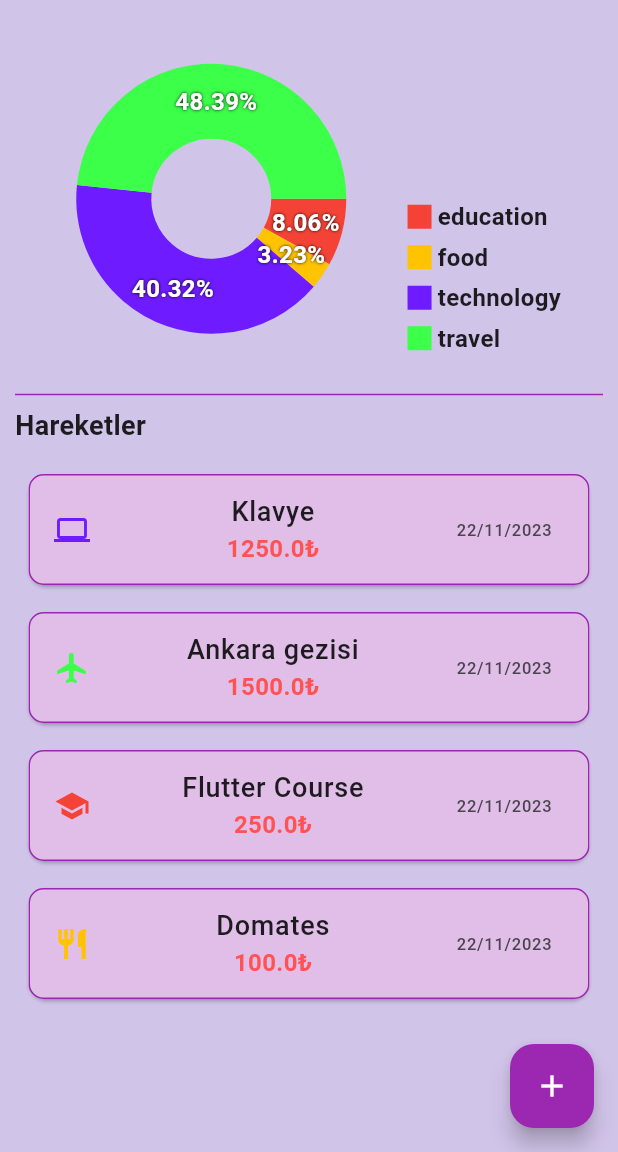
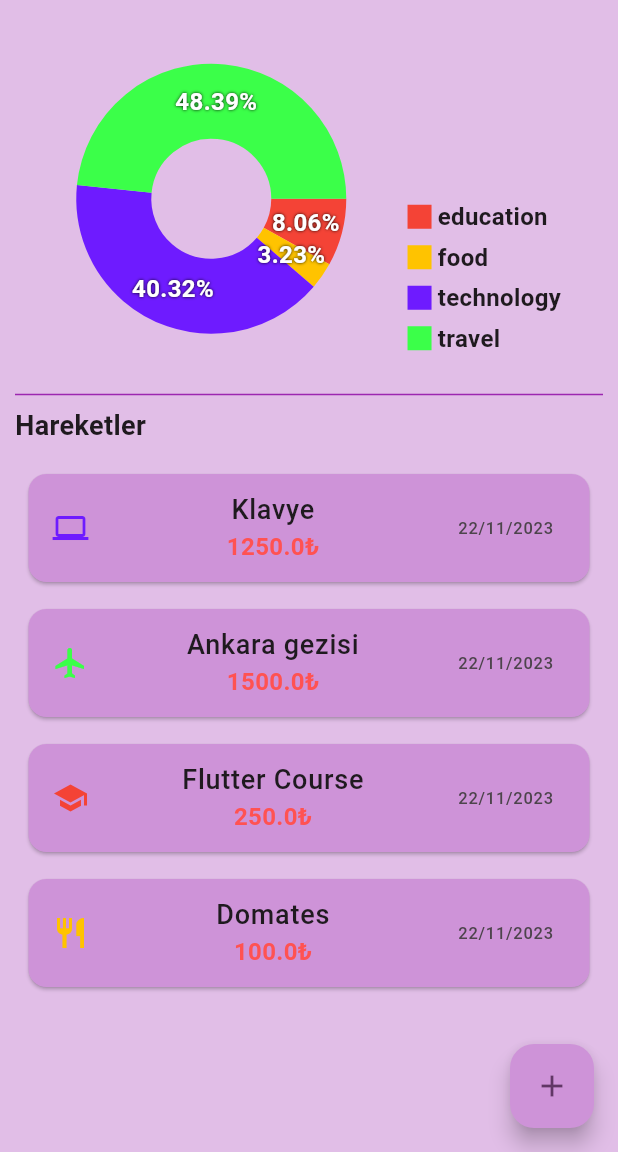
Before and after one commit to boratzn/Tobeto, a Flutter app: the screen it shows after launch, on a phone screen of 412 x 824 dp, the part 84-1236 px from its top. Run offline on Flutter 3.47's test engine with Material 2 defaults, Android fonts, the light colour scheme and no system bars; drawn by our look-alikes of fl_chart; our stand-ins replace top_snackbar_flutter.

Commit message:
theme eklendi, snackbar eklendi

```diff
--- a/expense_app/lib/main.dart
+++ b/expense_app/lib/main.dart
@@ -1,4 +1,5 @@
 import 'package:expense_app/pages/expense_list_page.dart';
+import 'package:expense_app/themes/light_theme.dart';
 import 'package:flutter/material.dart';
 import 'package:provider/provider.dart';
 
@@ -17,13 +18,12 @@ class MainApp extends StatelessWidget {
   @override
   Widget build(BuildContext context) {
     return MaterialApp(
+      darkTheme: ThemeData.dark(),
       debugShowCheckedModeBanner: false,
-      theme: ThemeData(
-        useMaterial3: true,
-      ),
+      theme: lightTheme,
       home: Scaffold(
           appBar: AppBar(
-            backgroundColor: Colors.purple,
+            //backgroundColor: Colors.purple,
             title: const Text(
               "Expense App",
               style: TextStyle(color: Colors.white),
--- a/expense_app/lib/models/expense_model.dart
+++ b/expense_app/lib/models/expense_model.dart
@@ -1,10 +1,34 @@
 import 'package:flutter/material.dart';
 
-import '../data/expense_data.dart';
 import 'expense.dart';
 
 class ExpenseModel extends ChangeNotifier {
-  final List<Expense> _expense = expenseList;
+  final List<Expense> _expense = [
+    Expense(
+      name: 'Domates',
+      price: 100,
+      category: Category.food,
+      date: DateTime.now(),
+    ),
+    Expense(
+      name: 'Flutter Course',
+      price: 250,
+      category: Category.education,
+      date: DateTime.now(),
+    ),
+    Expense(
+      name: 'Ankara gezisi',
+      price: 1500,
+      category: Category.travel,
+      date: DateTime.now(),
+    ),
+    Expense(
+      name: 'Klavye',
+      price: 1250,
+      category: Category.technology,
+      date: DateTime.now(),
+    ),
+  ];
   Category _category = Category.education;
   DateTime? _selectedDate;
 
--- a/expense_app/lib/pages/expense_list_page.dart
+++ b/expense_app/lib/pages/expense_list_page.dart
@@ -1,9 +1,12 @@
 import 'package:expense_app/models/expense.dart';
 import 'package:expense_app/models/expense_model.dart';
+import 'package:expense_app/themes/light_theme.dart';
 import 'package:expense_app/widgets/pie_chart.dart';
 import 'package:flutter/material.dart';
 import 'package:intl/intl.dart';
 import 'package:provider/provider.dart';
+import 'package:top_snackbar_flutter/custom_snack_bar.dart';
+import 'package:top_snackbar_flutter/top_snack_bar.dart';
 
 import '../widgets/activities.dart';
 
@@ -27,7 +30,7 @@ class _ExpenseListPageState extends State<ExpenseListPage> {
     DateTime? selectedDate;
 
     return Scaffold(
-      backgroundColor: Colors.deepPurple[100],
+      backgroundColor: lightTheme.scaffoldBackgroundColor,
       key: _scaffoldKey,
       resizeToAvoidBottomInset: true,
       body: const Center(
@@ -53,10 +56,9 @@ class _ExpenseListPageState extends State<ExpenseListPage> {
         ),
       ),
       floatingActionButton: FloatingActionButton(
-        backgroundColor: Colors.purple,
+        backgroundColor: lightTheme.floatingActionButtonTheme.backgroundColor,
         child: const Icon(
           Icons.add,
-          color: Colors.white,
         ),
         onPressed: () {
           showModalBottomSheet(
@@ -196,11 +198,7 @@ class _ExpenseListPageState extends State<ExpenseListPage> {
                         ),
                         //*******************KAYDET BUTONU********************** */
                         ElevatedButton(
-                            style: ButtonStyle(
-                                foregroundColor:
-                                    MaterialStateProperty.all(Colors.white),
-                                backgroundColor: const MaterialStatePropertyAll(
-                                    Colors.purple)),
+                            style: lightTheme.elevatedButtonTheme.style,
                             onPressed: () {
                               if (_formKey.currentState!.validate()) {
                                 expModel.addExpense(Expense(
@@ -213,6 +211,12 @@ class _ExpenseListPageState extends State<ExpenseListPage> {
                                 _controllerTitle.clear();
                                 _controllerPrice.clear();
                                 _controllerDate.clear();
+                                showTopSnackBar(
+                                    Overlay.of(context),
+                                    CustomSnackBar.success(
+                                      message: "Ekleme işlemi başarılı!",
+                                    ),
+                                    snackBarPosition: SnackBarPosition.bottom);
                               }
                             },
                             child: const Text(
--- /dev/null
+++ b/expense_app/lib/themes/light_theme.dart
@@ -0,0 +1,24 @@
+import 'package:flutter/material.dart';
+
+ThemeData lightTheme = ThemeData(
+  useMaterial3: true,
+  scaffoldBackgroundColor: Colors.purple[100],
+  appBarTheme: AppBarTheme(backgroundColor: Colors.purple),
+  cardTheme: CardTheme(
+    color: Colors.purple[200],
+    //shape: RoundedRectangleBorder(borderRadius: BorderRadius.circular(15)),
+  ),
+  colorScheme: ColorScheme.fromSeed(
+    seedColor: Colors.purple,
+    background: Colors.purple,
+  ),
+  floatingActionButtonTheme: FloatingActionButtonThemeData(
+    backgroundColor: Colors.purple[200],
+  ),
+  elevatedButtonTheme: ElevatedButtonThemeData(
+    style: ButtonStyle(
+      foregroundColor: MaterialStateProperty.all(Colors.white),
+      backgroundColor: const MaterialStatePropertyAll(Colors.purple),
+    ),
+  ),
+);
--- a/expense_app/lib/widgets/activities.dart
+++ b/expense_app/lib/widgets/activities.dart
@@ -1,8 +1,11 @@
 import 'package:expense_app/models/expense.dart';
 import 'package:expense_app/models/expense_model.dart';
+import 'package:expense_app/themes/light_theme.dart';
 import 'package:flutter/material.dart';
 import 'package:intl/intl.dart';
 import 'package:provider/provider.dart';
+import 'package:top_snackbar_flutter/custom_snack_bar.dart';
+import 'package:top_snackbar_flutter/top_snack_bar.dart';
 
 class Activities extends StatelessWidget {
   const Activities({
@@ -23,16 +26,47 @@ class Activities extends StatelessWidget {
         itemBuilder: (context, index) {
           var item = value.expense[index];
           String date = DateFormat('d/M/y').format(item.date);
-          return Card(
-            color: Colors.purple[100],
+          return Dismissible(
+            key: UniqueKey(),
+            direction: DismissDirection.endToStart,
+            onDismissed: (direction) {
+              value.removeExpense(item);
+              showTopSnackBar(
+                  Overlay.of(context),
+                  Stack(
+                    children: [
+                      const CustomSnackBar.success(
+                        message: "Silme işlemi başarılı!",
+                      ),
+                      Positioned(
+                        bottom: 15,
+                        right: 5,
+                        child: ElevatedButton(
+                            style: ButtonStyle(
+                                backgroundColor:
+                                    MaterialStateProperty.all(Colors.red)),
+                            onPressed: () {
+                              value.addExpense(item);
+                            },
+                            child: Text("Geri Al")),
+                      )
+                    ],
+                  ),
+                  snackBarPosition: SnackBarPosition.bottom);
+              /*ScaffoldMessenger.of(context).showSnackBar(SnackBar(
+                content: Text("Silme İşlemi Başarılı!"),
+                action: SnackBarAction(
+                  backgroundColor: Colors.blue,
+                  label: "Geri Al",
+                  onPressed: () {
+                    value.addExpense(item);
+                  },
+                ),
+              ));*/
+            },
+            child: Card(
+              color: lightTheme.cardTheme.color,
               child: ListTile(
-              shape: RoundedRectangleBorder(
-                borderRadius: BorderRadius.circular(10),
-                side: const BorderSide(
-                  color: Colors.purple,
-                ),
-              ),
-              iconColor: Colors.blueGrey,
                 leading: categoryIcons[item.category],
                 title: Text(
                   textAlign: TextAlign.center,
@@ -53,6 +87,7 @@ class Activities extends StatelessWidget {
                 ),
                 trailing: Text(date),
               ),
+            ),
           );
         },
       ),
--- a/expense_app/pubspec.yaml
+++ b/expense_app/pubspec.yaml
@@ -12,6 +12,7 @@ dependencies:
     sdk: flutter
   intl: ^0.18.1
   provider: ^6.1.1
+  top_snackbar_flutter: ^3.1.0
   uuid: ^4.2.1
 
 dev_dependencies:
```
Also changed, not shown: expense_app/lib/widgets/pie_chart.dart (+12 -8 lines), expense_app/pubspec.lock. Lines whose indentation alone changed are shown as unchanged.
